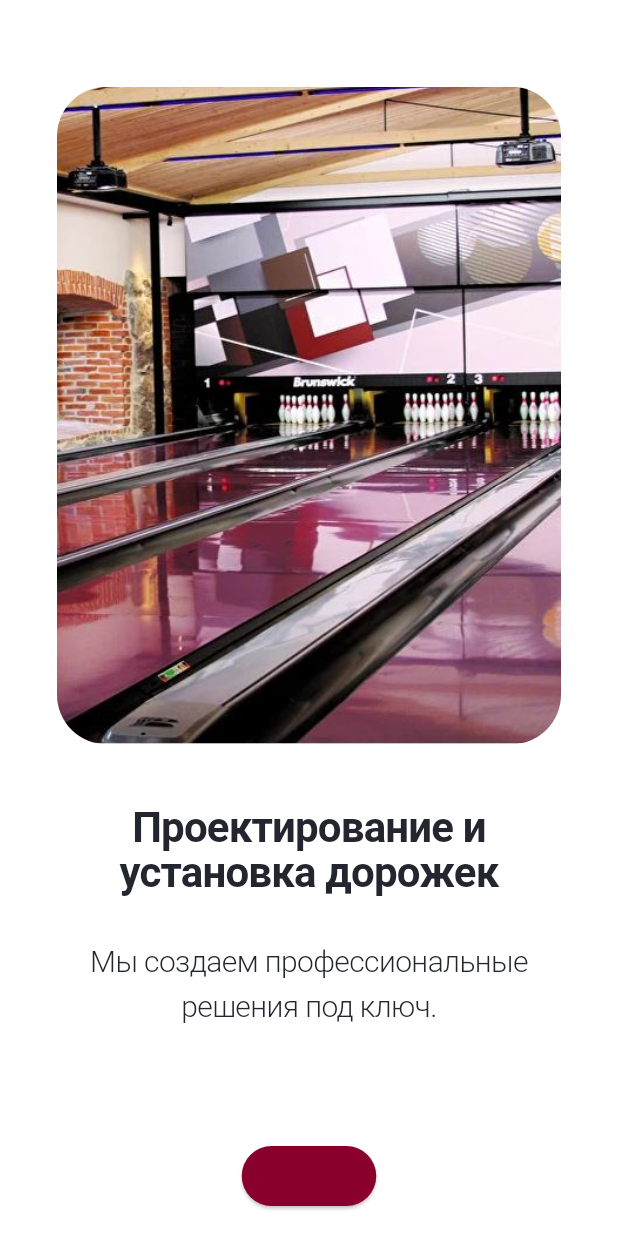
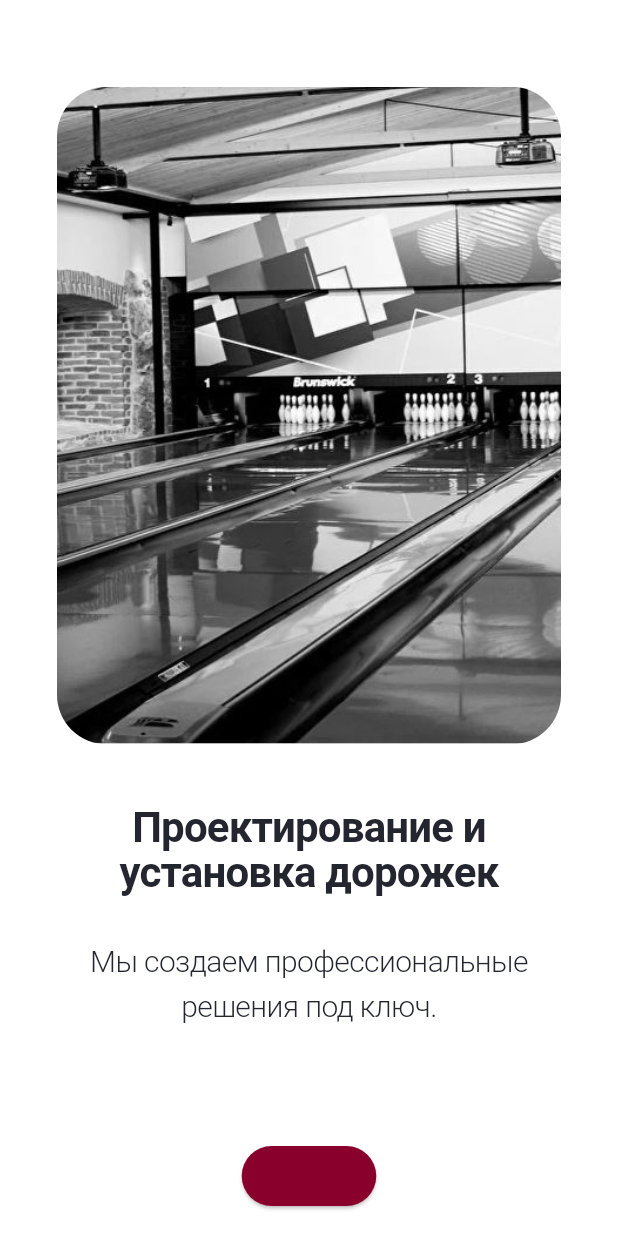
Before and after one commit to Lalamee/bowling-app-flutter, a Flutter app: the screen it shows after launch, on a phone screen of 412 x 824 dp. Run offline on Flutter 3.47's test engine with Material 3 defaults, Android fonts, the phone set to English and light mode, and no system bars.

Commit message:
black white image onboard

```diff
--- a/lib/screens/onboarding_screen.dart
+++ b/lib/screens/onboarding_screen.dart
@@ -30,6 +30,14 @@ class _OnboardingScreenState extends State<OnboardingScreen> {
     },
   ];
 
+  // Матрица grayscale
+  final ColorFilter _grayscaleFilter = ColorFilter.matrix(<double>[
+    0.2126, 0.7152, 0.0722, 0, 0,
+    0.2126, 0.7152, 0.0722, 0, 0,
+    0.2126, 0.7152, 0.0722, 0, 0,
+    0, 0, 0, 1, 0,
+  ]);
+
   @override
   Widget build(BuildContext context) {
     return Scaffold(
@@ -47,11 +55,14 @@ class _OnboardingScreenState extends State<OnboardingScreen> {
                   children: [
                     ClipRRect(
                       borderRadius: BorderRadius.circular(33.05),
-                      child: Image.asset(
-                        _data[i]['image']!,
-                        width: 336,
-                        height: 438.45,
-                        fit: BoxFit.cover,
+                      child: ColorFiltered(
+                        colorFilter: _grayscaleFilter,
+                        child: Image.asset(
+                          _data[i]['image']!,
+                          width: 336,
+                          height: 438.45,
+                          fit: BoxFit.cover,
+                        ),
                       ),
                     ),
                     SizedBox(height: 40),
```
